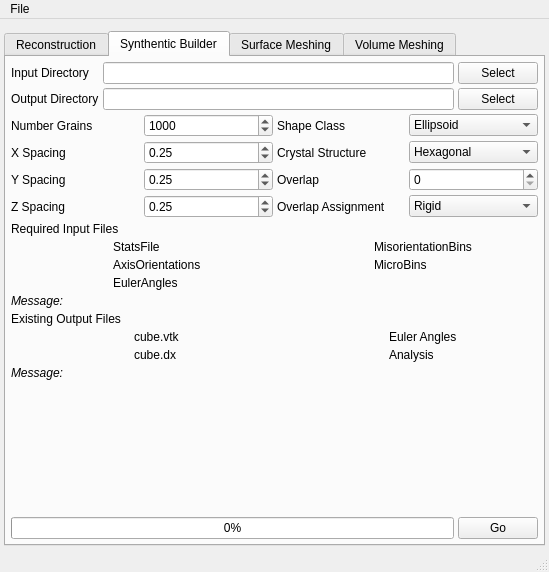
First picture: the form in Source/AIM/GUI/UI_Files/RepresentationUI.ui, repository BlueQuartzSoftware/DREAM3D, before the edit.
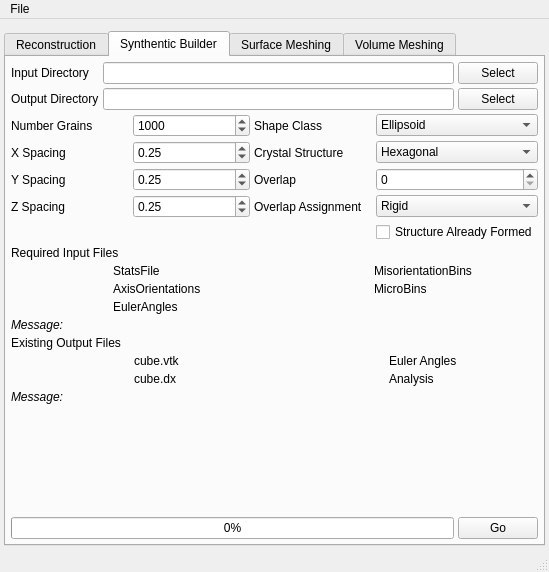
Second picture: the form after the edit. The open tabs and pages were chosen to show the change. Icons and pictures are not drawn.

```diff
--- a/Source/AIM/GUI/UI_Files/RepresentationUI.ui
+++ b/Source/AIM/GUI/UI_Files/RepresentationUI.ui
@@ -878,6 +878,13 @@
             </property>
            </widget>
           </item>
+          <item row="4" column="3">
+           <widget class="QCheckBox" name="gg_AlreadyFormed">
+            <property name="text">
+             <string>Structure Already Formed</string>
+            </property>
+           </widget>
+          </item>
          </layout>
         </item>
         <item>
```
Left out of the diff: 4 changed lines with no effect on the pictures.
